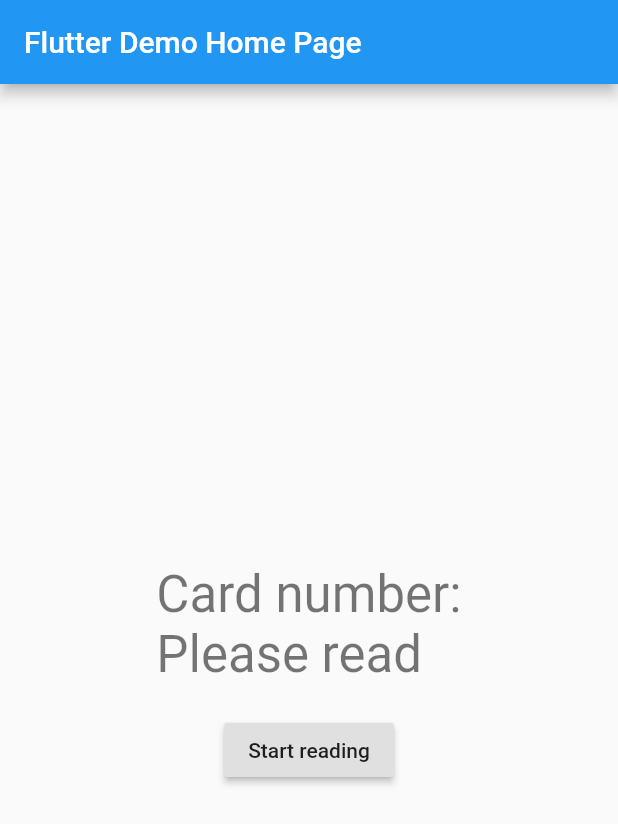
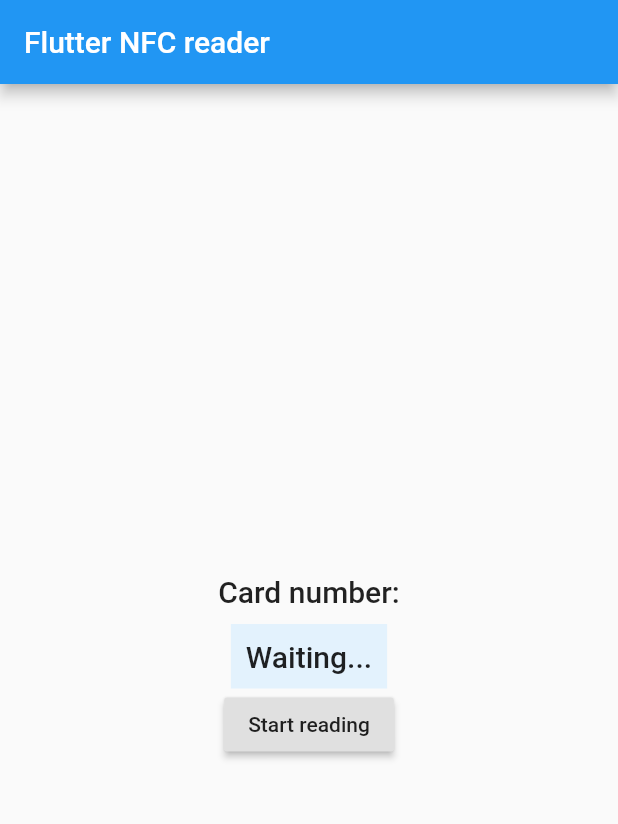
Before and after one commit to adminant/fnfc5, a Flutter app: the MyHomePage screen opened directly, after a tap on "Start reading", on a phone screen of 412 x 824 dp. Shown: the top 824 px of the screen. Run offline on Flutter 3.47's test engine with Material 2 defaults, Android fonts, the phone set to English and light mode, and no system bars.

Commit message:
moved code to nfc.dart

```diff
--- a/lib/main.dart
+++ b/lib/main.dart
@@ -1,42 +1,25 @@
 import 'package:flutter/material.dart';
 import 'package:flutter/services.dart';
+
+import 'nfc.dart';
 
 void main() => runApp(MyApp());
 
 class MyApp extends StatelessWidget {
-  // This widget is the root of your application.
   @override
   Widget build(BuildContext context) {
     return MaterialApp(
       title: 'Flutter Demo',
       theme: ThemeData(
-        // This is the theme of your application.
-        //
-        // Try running your application with "flutter run". You'll see the
-        // application has a blue toolbar. Then, without quitting the app, try
-        // changing the primarySwatch below to Colors.green and then invoke
-        // "hot reload" (press "r" in the console where you ran "flutter run",
-        // or simply save your changes to "hot reload" in a Flutter IDE).
-        // Notice that the counter didn't reset back to zero; the application
-        // is not restarted.
         primarySwatch: Colors.blue,
       ),
-      home: MyHomePage(title: 'Flutter Demo Home Page'),
+      home: MyHomePage(title: 'Flutter NFC reader'),
     );
   }
 }
 
 class MyHomePage extends StatefulWidget {
   MyHomePage({Key key, this.title}) : super(key: key);
-
-  // This widget is the home page of your application. It is stateful, meaning
-  // that it has a State object (defined below) that contains fields that affect
-  // how it looks.
-
-  // This class is the configuration for the state. It holds the values (in this
-  // case the title) provided by the parent (in this case the App widget) and
-  // used by the build method of the State. Fields in a Widget subclass are
-  // always marked "final".
 
   final String title;
 
@@ -46,80 +29,44 @@ class MyHomePage extends StatefulWidget {
 
 class _MyHomePageState extends State<MyHomePage> {
 
-  static const platform = const MethodChannel('nfchelper');
-
-  String _cardNumber = 'Please read';
+  Nfc nfc;
+  String _cardNumber = 'Press button to read';
 
   @override
   void initState() {
-    platform.setMethodCallHandler(_handleCardRead);
+    nfc = new Nfc(callback: (val) => setState(() => _cardNumber = val));
     super.initState();
   }
 
   Future<void> _getCardNumber() async {
-    String cardNumber = 'Initializing';
-    try {
-      final String result = await platform.invokeMethod('getCardNumber');
-      cardNumber = result;
-    } on PlatformException catch (e) {
-      cardNumber = "Failed to get card number: '${e.message}'.";
-    }
-
+    nfc.startReading();
     setState(() {
-      _cardNumber = cardNumber;
+      _cardNumber = nfc.getCardNumber();
     });
   }
 
-  Future<dynamic> _handleCardRead(MethodCall call) async {
-    switch(call.method) {
-      case "backCardNumber":
-        debugPrint(call.arguments);
-        setState(() {
-          _cardNumber = call.arguments;
-        });
-
-        return new Future.value(call.arguments);
-    }
-  }
-
     @override Widget build(BuildContext context) {
-    // This method is rerun every time setState is called, for instance as done
-    // by the _incrementCounter method above.
-    //
-    // The Flutter framework has been optimized to make rerunning build methods
-    // fast, so that you can just rebuild anything that needs updating rather
-    // than having to individually change instances of widgets.
     return Scaffold(
       appBar: AppBar(
-        // Here we take the value from the MyHomePage object that was created by
-        // the App.build method, and use it to set our appbar title.
         title: Text(widget.title),
       ),
       body: Center(
-        // Center is a layout widget. It takes a single child and positions it
-        // in the middle of the parent.
         child: Column(
-          // Column is also a layout widget. It takes a list of children and
-          // arranges them vertically. By default, it sizes itself to fit its
-          // children horizontally, and tries to be as tall as its parent.
-          //
-          // Invoke "debug painting" (press "p" in the console, choose the
-          // "Toggle Debug Paint" action from the Flutter Inspector in Android
-          // Studio, or the "Toggle Debug Paint" command in Visual Studio Code)
-          // to see the wireframe for each widget.
-          //
-          // Column has various properties to control how it sizes itself and
-          // how it positions its children. Here we use mainAxisAlignment to
-          // center the children vertically; the main axis here is the vertical
-          // axis because Columns are vertical (the cross axis would be
-          // horizontal).
           mainAxisAlignment: MainAxisAlignment.center,
           children: <Widget>[
             Container(
-              padding: EdgeInsets.fromLTRB(20, 20, 20, 20),
+              padding: EdgeInsets.fromLTRB(10, 10, 10, 10),
               child: Text(
-                'Card number:\n$_cardNumber',
-                style: Theme.of(context).textTheme.display1,
+                'Card number:',
+                style: Theme.of(context).textTheme.title,
+              ),
+            ),
+            Container(
+              padding: EdgeInsets.fromLTRB(10, 10, 10, 10),
+              color: Theme.of(context).secondaryHeaderColor,
+              child: Text(
+                '$_cardNumber',
+                style: Theme.of(context).textTheme.title,
               ),
             ),
             RaisedButton(
--- /dev/null
+++ b/lib/nfc.dart
@@ -0,0 +1,39 @@
+import 'package:flutter/cupertino.dart';
+import 'package:flutter/services.dart';
+
+typedef void StringCallback(String val);
+
+class Nfc {
+
+  static const platform = const MethodChannel('nfchelper');
+  final StringCallback callback;
+  String _cardNumber = 'Waiting...';
+
+  Nfc({this.callback}) {
+    platform.setMethodCallHandler(_handleCardRead);
+  }
+
+  String getCardNumber() => _cardNumber;
+
+  // Call to reset nfc and prepare reading
+  Future<void> startReading() async {
+    try {
+      final String result = await platform.invokeMethod('getCardNumber');
+      _cardNumber = result;
+    } on PlatformException catch (e) {
+      _cardNumber = "Failed to get card number: '${e.message}'.";
+    }
+  }
+
+  // handler which is called when nfc reader status is changed in any way, i.e.:
+  // card is within range, card read error, or card read is ok
+  Future<dynamic> _handleCardRead(MethodCall call) async {
+    switch(call.method) {
+      case "backCardNumber":
+        debugPrint(call.arguments);
+        callback(call.arguments);
+        return new Future.value(call.arguments);
+    }
+  }
+
+}
```
